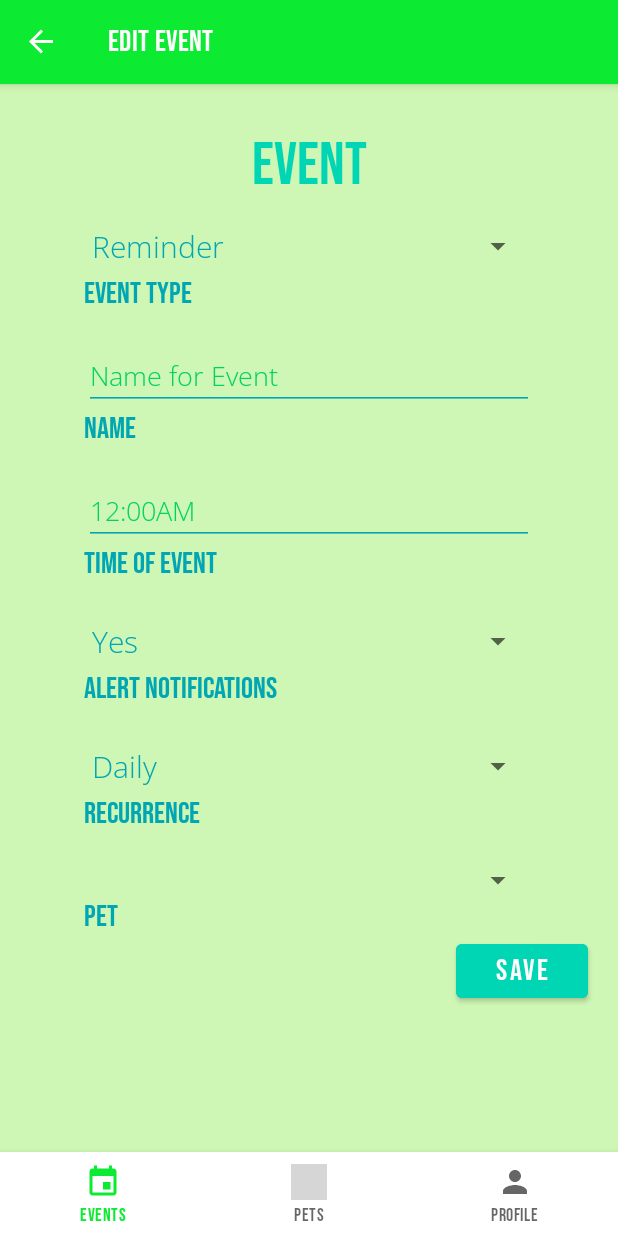
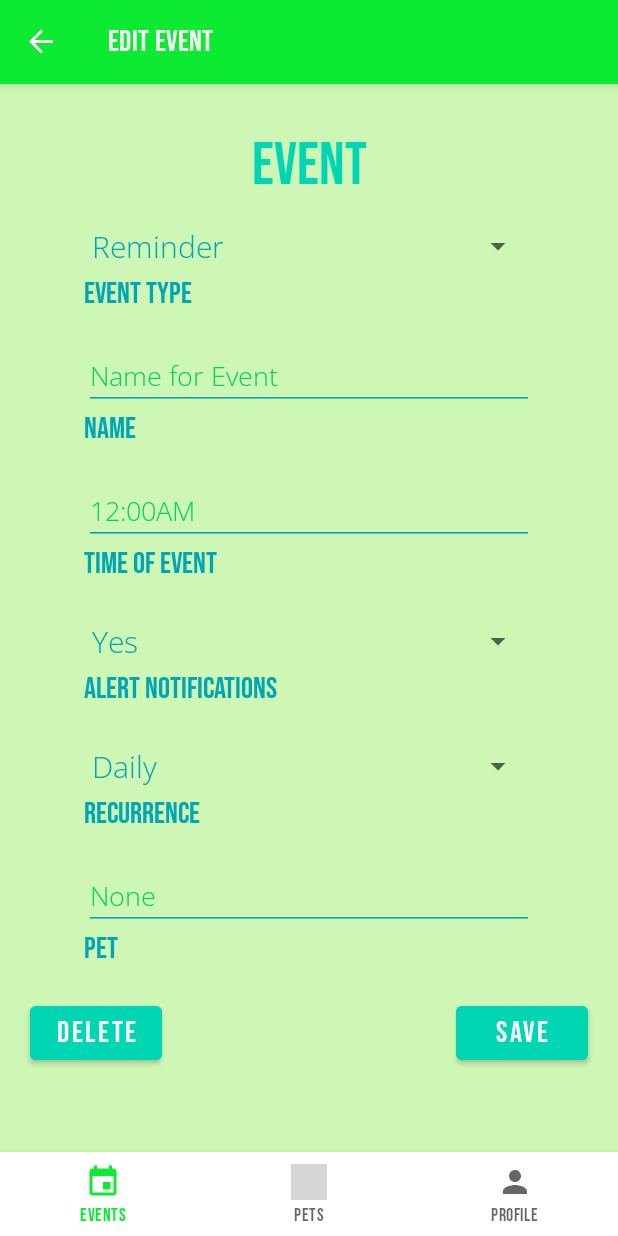
Before and after one commit to kuznicmd-CSSE-483/Leash, an Android app: the EventsEditFragment screen opened through its navigation route, on a phone screen of 412 x 824 dp. Run offline under Robolectric (Android 15) with nearby library versions, the phone set to English and light mode, and no system bars; our stand-ins replace Firebase (no records; nobody signed in at launch, a user with empty details on screens opened directly), navigation-ui; libraries missing offline, so code that uses them is left out: com.firebase.ui; 7 statements that could not run were skipped; grey boxes are pictures that could not be loaded.

Commit message:
Added: Able to update/delete Pets and Events, fixed Pets List Header

```diff
--- a/app/src/main/java/edu/rosehulman/leash/models/Event.kt
+++ b/app/src/main/java/edu/rosehulman/leash/models/Event.kt
@@ -5,7 +5,7 @@ import com.google.firebase.firestore.DocumentSnapshot
 import com.google.firebase.firestore.Exclude
 import com.google.firebase.firestore.ServerTimestamp
 
-class Event (var reminder: String = "", var name: String = "", var time: Timestamp = Timestamp.now(), var alert:String = "", var reooccurence: String = "", var pet: String = ""){
+class Event (var reminder: String = "", var name: String = "", var time: Timestamp = Timestamp.now(), var alert:String = "", var recurrence: String = "", var pet: String = ""){
 //    override fun toString(): String {
 //        return if (name.isNotBlank()) "'$name', from $type" else ""
 //    }
--- a/app/src/main/java/edu/rosehulman/leash/ui/EventsEditFragment.kt
+++ b/app/src/main/java/edu/rosehulman/leash/ui/EventsEditFragment.kt
@@ -7,12 +7,17 @@ import android.view.ViewGroup
 import android.widget.ArrayAdapter
 import android.widget.Spinner
 import androidx.fragment.app.Fragment
+import androidx.lifecycle.ViewModelProvider
+import androidx.navigation.fragment.findNavController
+import com.google.firebase.Timestamp
 import edu.rosehulman.leash.R
 import edu.rosehulman.leash.databinding.FragmentEventsEditBinding
+import edu.rosehulman.leash.models.EventsViewModel
 
 class EventsEditFragment : Fragment() {
 
     private lateinit var binding: FragmentEventsEditBinding
+    private lateinit var model: EventsViewModel
 
     override fun onCreateView(
         inflater: LayoutInflater,
@@ -20,9 +25,9 @@ class EventsEditFragment : Fragment() {
         savedInstanceState: Bundle?
     ): View? {
         binding = FragmentEventsEditBinding.inflate(inflater, container, false)
+        model = ViewModelProvider(requireActivity()).get(EventsViewModel::class.java)
 
         // Set up Spinners
-
         val eventTypeSpinner: Spinner = binding.eventTypeSpinner
         // Create an ArrayAdapter using the string array and a default spinner layout
         ArrayAdapter.createFromResource(
@@ -62,10 +67,39 @@ class EventsEditFragment : Fragment() {
             recurrenceSpinner.adapter = adapter
         }
 
-        //TODO: Pet Array for ArrayAdapter must be made dynamically, since the values
-        // come from Firestore
+        updateView()
+        setupButtons()
 
         return binding.root
     }
 
+    fun updateView() {
+        binding.eventTypeSpinner.setSelection(resources.getStringArray(R.array.event_type_array)
+            .indexOf(model.getCurrentEvent().reminder))
+        binding.nameEditText.setText(model.getCurrentEvent().name)
+        binding.timeEditText.setText(model.getCurrentEvent().time.toString())
+        binding.alertSpinner.setSelection(resources.getStringArray(R.array.alert_array)
+            .indexOf(model.getCurrentEvent().alert))
+        binding.recurrenceSpinner.setSelection(resources.getStringArray(R.array.recurrence_array)
+            .indexOf(model.getCurrentEvent().recurrence))
+        binding.petEditEditText.setText(model.getCurrentEvent().pet)
+    }
+
+    // TODO: Fix time parameter, for now uses timestamp.now()
+    fun setupButtons() {
+        binding.saveEventButton.setOnClickListener{
+            model.updateCurrentEvent(binding.eventTypeSpinner.selectedItem.toString(), binding.nameEditText.text.toString(),
+                Timestamp.now(), binding.alertSpinner.selectedItem.toString(), binding.recurrenceSpinner.selectedItem.toString(),
+                binding.petEditEditText.text.toString()
+            )
+            this.findNavController().navigate(R.id.navigation_events)
+        }
+
+    // TODO: Add modal/dialog to confirm deletion
+        binding.deleteEventButton.setOnClickListener {
+            model.removeCurrentEvent()
+            this.findNavController().navigate(R.id.navigation_events)
+        }
+    }
+
 }
--- a/app/src/main/res/layout/event_item.xml
+++ b/app/src/main/res/layout/event_item.xml
@@ -4,6 +4,7 @@
     xmlns:tools="http://schemas.android.com/tools"
     android:layout_width="match_parent"
     android:layout_height="150dp"
+    android:layout_marginBottom="5dp"
     android:background="@color/Bravo">
 
     <TextView
--- a/app/src/main/res/layout/fragment_events_create.xml
+++ b/app/src/main/res/layout/fragment_events_create.xml
@@ -144,7 +144,7 @@
 <!--            android:spinnerMode="dropdown" />-->
 
         <EditText
-            android:id="@+id/pet_create_ediText"
+            android:id="@+id/pet_create_editText"
             android:layout_width="300dp"
             android:layout_height="wrap_content"
             android:layout_below="@id/recurrence_create_textView"
@@ -161,7 +161,7 @@
             android:id="@+id/pet_create_textView"
             android:layout_width="match_parent"
             android:layout_height="wrap_content"
-            android:layout_below="@id/pet_create_ediText"
+            android:layout_below="@id/pet_create_editText"
             android:layout_alignLeft="@id/event_type_create_spinner"
             android:text="@string/events_edit_pet_type"
             android:textColor="@color/Hotel"
--- a/app/src/main/res/layout/fragment_events_edit.xml
+++ b/app/src/main/res/layout/fragment_events_edit.xml
@@ -131,30 +131,36 @@
             android:textColor="@color/Hotel"
             android:textSize="20sp" />
 
-        <Spinner
-            android:id="@+id/pet_spinner"
+        <EditText
+            android:id="@+id/pet_edit_editText"
             android:layout_width="300dp"
             android:layout_height="wrap_content"
             android:layout_below="@id/recurrence_textView"
             android:layout_centerHorizontal="true"
             android:layout_marginTop="20dp"
-            android:spinnerMode="dropdown" />
+            android:backgroundTint="@color/Hotel"
+            android:fontFamily="@font/open_sans_light"
+            android:hint="@string/events_edit_pet_type_hint"
+            android:importantForAutofill="no"
+            android:inputType="text"
+            android:textColorHint="@color/Bravo" />
 
         <TextView
-            android:id="@+id/pet_textView"
+            android:id="@+id/pet_create_textView"
             android:layout_width="match_parent"
             android:layout_height="wrap_content"
-            android:layout_below="@id/pet_spinner"
+            android:layout_below="@id/pet_edit_editText"
             android:layout_alignLeft="@id/event_type_spinner"
             android:text="@string/events_edit_pet_type"
             android:textColor="@color/Hotel"
-            android:textSize="20sp" />
+            android:textSize="20sp"
+            android:layout_marginBottom="20dp"/>
 
         <Button
             android:id="@+id/save_event_button"
             android:layout_width="wrap_content"
             android:layout_height="wrap_content"
-            android:layout_below="@id/pet_textView"
+            android:layout_below="@id/pet_create_textView"
             android:layout_alignParentRight="true"
             android:layout_marginRight="20dp"
             android:layout_marginBottom="20dp"
@@ -163,6 +169,19 @@
             android:textColor="@color/white"
             android:textSize="20sp" />
 
+        <Button
+            android:id="@+id/delete_event_button"
+            android:layout_width="wrap_content"
+            android:layout_height="wrap_content"
+            android:layout_below="@id/pet_create_textView"
+            android:layout_alignParentLeft="true"
+            android:layout_marginLeft="20dp"
+            android:layout_marginBottom="20dp"
+            android:backgroundTint="@color/Golf"
+            android:text="@string/events_edit_delete_button"
+            android:textColor="@color/white"
+            android:textSize="20sp" />
+
 
     </RelativeLayout>
 </ScrollView>
--- a/app/src/main/res/values/strings.xml
+++ b/app/src/main/res/values/strings.xml
@@ -54,4 +54,6 @@
     <string name="name">Name</string>
     <string name="created_account_mm_dd_yyyy">Created account: MM/DD/YYYY</string>
     <string name="events_create">Create Event</string>
+    <string name="events_edit_delete_button">delete</string>
+    <string name="pets_edit_delete_button">delete</string>
 </resources>
```
Also changed, not shown: app/src/main/java/edu/rosehulman/leash/adapters/EventAdapter.kt (+12 -9 lines), app/src/main/java/edu/rosehulman/leash/adapters/PetsAdapter.kt (+9 -8 lines), app/src/main/java/edu/rosehulman/leash/models/EventsViewModel.kt (+4 -7 lines), app/src/main/java/edu/rosehulman/leash/ui/EventsCreateFragment.kt (+2 -10 lines), app/src/main/java/edu/rosehulman/leash/ui/PetsCreateFragment.kt (+1 -8 lines), app/src/main/java/edu/rosehulman/leash/ui/PetsEditFragment.kt (+41 -3 lines), app/src/main/java/edu/rosehulman/leash/ui/PetsFragment.kt (+8 -0 lines), app/src/main/res/layout/fragment_pets_edit.xml (+15 -13 lines).
